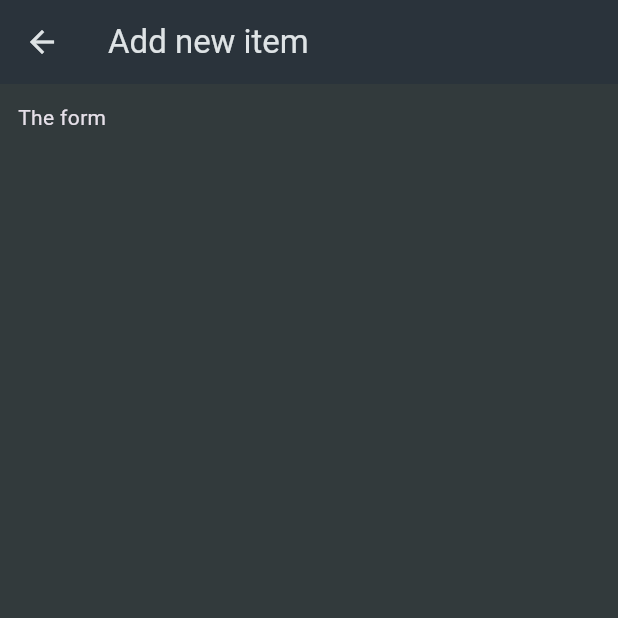
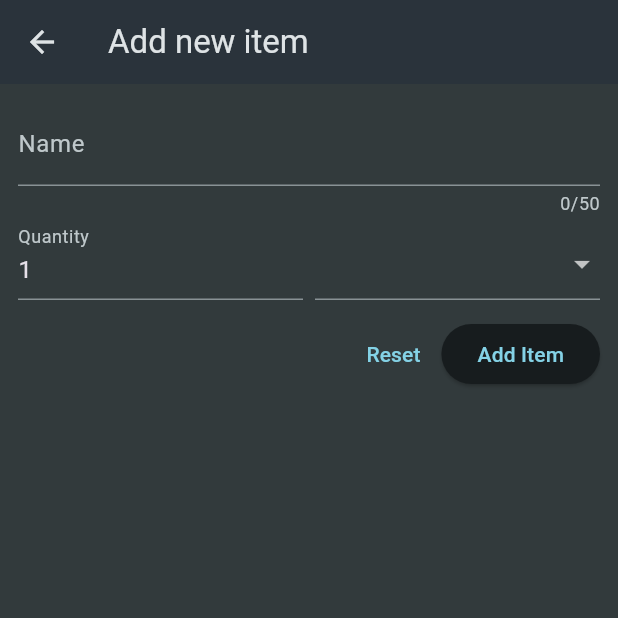
Before and after one commit to salvatoresalanitro/shopping_list_app, a Flutter app: the NewItem screen opened directly, on a phone screen of 412 x 824 dp, the top half of it. Run offline on Flutter 3.47's test engine with Material 3 defaults, Android fonts, the phone set to English and light mode, and no system bars.

Commit message:
style new item widget

```diff
--- a/lib/widgets/new_item.dart
+++ b/lib/widgets/new_item.dart
@@ -1,4 +1,5 @@
 import 'package:flutter/material.dart';
+import 'package:shopping_list_app/data/categories.dart';
 
 class NewItem extends StatefulWidget {
   const NewItem({super.key});
@@ -12,7 +13,72 @@ class _NewItemState extends State<NewItem> {
   Widget build(BuildContext context) {
     return Scaffold(
       appBar: AppBar(title: const Text('Add new item')),
-      body: Padding(padding: EdgeInsets.all(12), child: Text('The form'),),
+      body: Padding(
+        padding: EdgeInsets.all(12),
+        child: Form(
+          child: Column(
+            children: [
+              TextFormField(
+                maxLength: 50,
+                decoration: const InputDecoration(
+                  label: Text('Name'),
+                ),
+                validator: (value) {
+                  return 'Demo...';
+                },
+              ),
+              Row(
+                crossAxisAlignment: CrossAxisAlignment.end,
+                children: [
+                  Expanded(
+                    child: TextFormField(
+                      decoration: InputDecoration(
+                        label: Text('Quantity'),
+                      ),
+                      initialValue: '1',
+                    ),
+                  ),
+                  const SizedBox(width: 8),
+                  Expanded(
+                    child: DropdownButtonFormField(
+                      items: categories.entries
+                          .map(
+                            (category) => DropdownMenuItem(
+                              value: category.value,
+                              child: Row(
+                                children: [
+                                  Container(
+                                    width: 16,
+                                    height: 16,
+                                    color: category.value.color,
+                                  ),
+                                  const SizedBox(width: 6),
+                                  Text(category.value.categoryName),
+                                ],
+                              ),
+                            ),
+                          )
+                          .toList(),
+                      onChanged: (value) {},
+                    ),
+                  ),
+                ],
+              ),
+              const SizedBox(height: 12),
+              Row(
+                mainAxisAlignment: MainAxisAlignment.end,
+                children: [
+                  TextButton(onPressed: () {}, child: Text('Reset')),
+                  ElevatedButton(
+                    onPressed: () {},
+                    child: const Text('Add Item'),
+                  ),
+                ],
+              ),
+            ],
+          ),
+        ),
+      ),
     );
   }
 }
```
